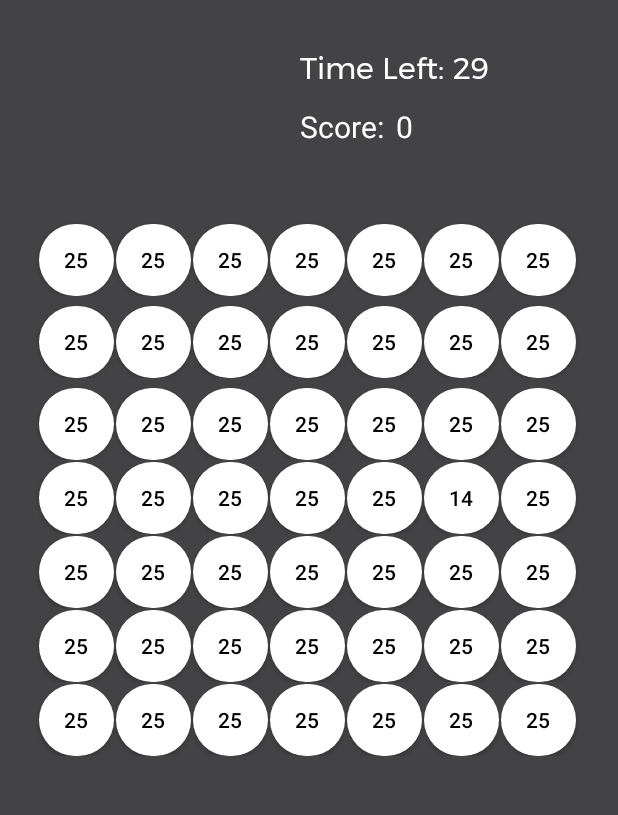
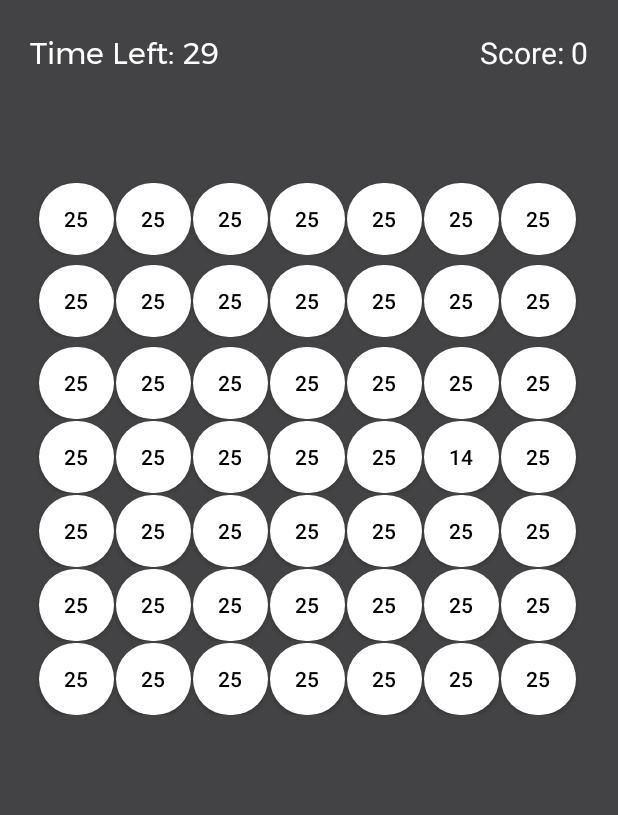
Before and after one commit to Skill-Class/Tap-The-Unique, an Android app: the MainActivity screen opened directly, with no data from a screen before it, on a phone screen of 412 x 824 dp, the part 161-976 px from its top. Run offline under Robolectric (Android 15) with nearby library versions, the phone set to English and light mode, and no system bars.

Commit message:
makes Time Left and Score to be the same row

```diff
--- a/app/src/main/res/layout/activity_main.xml
+++ b/app/src/main/res/layout/activity_main.xml
@@ -21,56 +21,58 @@ tools:context=".MainActivity">
     <LinearLayout
         android:layout_width="match_parent"
         android:layout_height="wrap_content"
+        android:layout_margin="20dp"
+        android:baselineAligned="false"
+        android:gravity="center_vertical|center_horizontal"
         android:orientation="horizontal">
-    <TextView
+
+        <LinearLayout
             android:layout_width="wrap_content"
             android:layout_height="wrap_content"
-        android:text="Time Left: "
-        android:fontFamily="@font/montserrat"
-        android:textSize="20sp"
-        android:textColor="@color/white"
-        android:layout_marginLeft="200dp"
-        android:id="@+id/timer"
-        android:layout_marginTop="30dp"/>
+            android:layout_weight="1"
+            android:gravity="start">
 
             <TextView
+                android:id="@+id/timer"
                 android:layout_width="wrap_content"
                 android:layout_height="wrap_content"
+                android:fontFamily="@font/montserrat"
+                android:text="Time Left: "
+                android:textColor="@color/white"
+                android:textSize="20sp" />
+
+            <TextView
+                android:id="@+id/timerView"
+                android:layout_width="wrap_content"
+                android:layout_height="wrap_content"
+                android:fontFamily="@font/montserrat"
                 android:text="30"
-        android:fontFamily="@font/montserrat"
-        android:layout_marginTop="30sp"
-        android:textSize="20sp"
                 android:textColor="@color/white"
-        android:id="@+id/timerView"/>
-
+                android:textSize="20sp" />
         </LinearLayout>
 
         <LinearLayout
-    android:layout_width="match_parent"
+            android:layout_width="wrap_content"
             android:layout_height="wrap_content"
-    android:orientation="horizontal">
+            android:layout_weight="1"
+            android:gravity="end">
 
             <TextView
-        android:layout_marginLeft="200sp"
+                android:id="@+id/score"
                 android:layout_width="wrap_content"
                 android:layout_height="wrap_content"
                 android:text="Score: "
                 android:textColor="@color/white"
-        android:textSize="20sp"
-        android:layout_marginRight="3dp"
-        android:id="@+id/score"
-        android:layout_marginTop="10dp"/>
+                android:textSize="20sp" />
 
             <TextView
+                android:id="@+id/scoreView"
                 android:layout_width="wrap_content"
                 android:layout_height="wrap_content"
                 android:text="0"
-        android:textSize="20sp"
                 android:textColor="@color/white"
-        android:id="@+id/scoreView"
-        android:layout_marginTop="10dp"/>
-
-
+                android:textSize="20sp" />
+        </LinearLayout>
     </LinearLayout>
 
     <LinearLayout
```
Lines whose indentation alone changed are shown as unchanged.
